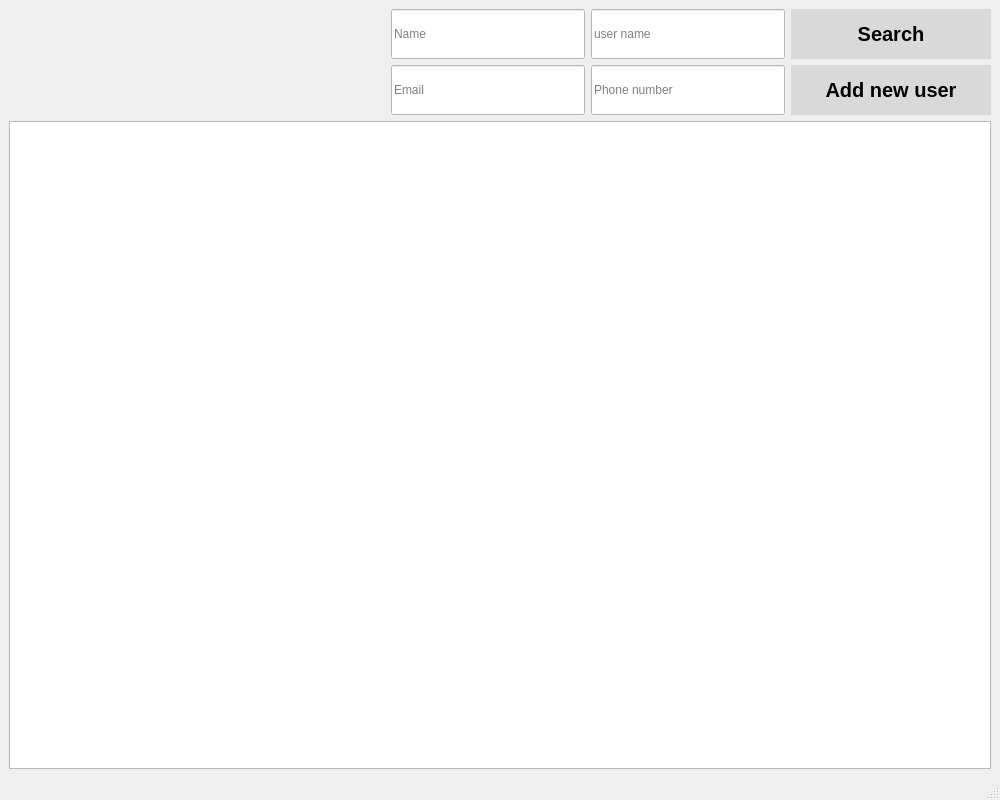
This is forms/employees_manager_GUI.ui in nasserahmed96/invoces_manager as Qt 5 draws it before an edit. The edited form follows.
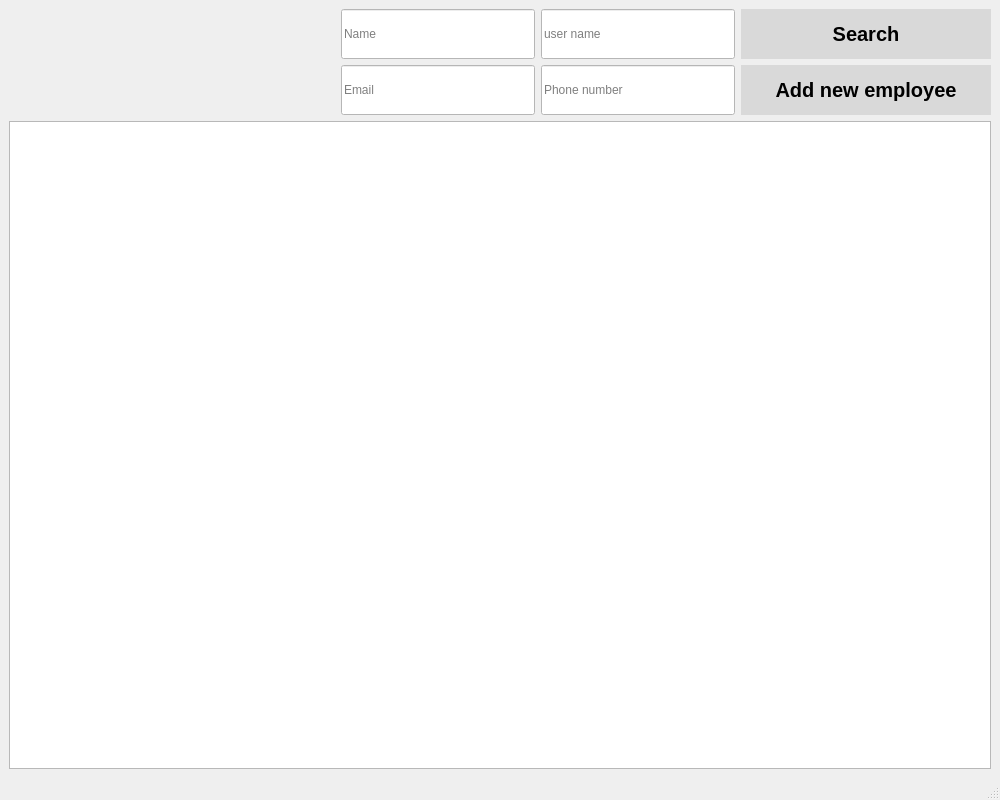
This is the edited form.

Commit message: Remove SQl code from Create employee

The edit to the form file:
```diff
--- a/forms/employees_manager_GUI.ui
+++ b/forms/employees_manager_GUI.ui
@@ -129,13 +129,13 @@
         </property>
         <property name="minimumSize">
          <size>
-          <width>200</width>
+          <width>250</width>
           <height>50</height>
          </size>
         </property>
         <property name="maximumSize">
          <size>
-          <width>300</width>
+          <width>400</width>
           <height>100</height>
          </size>
         </property>
@@ -254,13 +254,13 @@
         </property>
         <property name="minimumSize">
          <size>
-          <width>200</width>
+          <width>250</width>
           <height>50</height>
          </size>
         </property>
         <property name="maximumSize">
          <size>
-          <width>300</width>
+          <width>400</width>
           <height>100</height>
          </size>
         </property>
@@ -283,7 +283,7 @@
 </string>
         </property>
         <property name="text">
-         <string>Add new user</string>
+         <string>Add new employee</string>
         </property>
        </widget>
       </item>
```
The commit also changes 7 other files.
